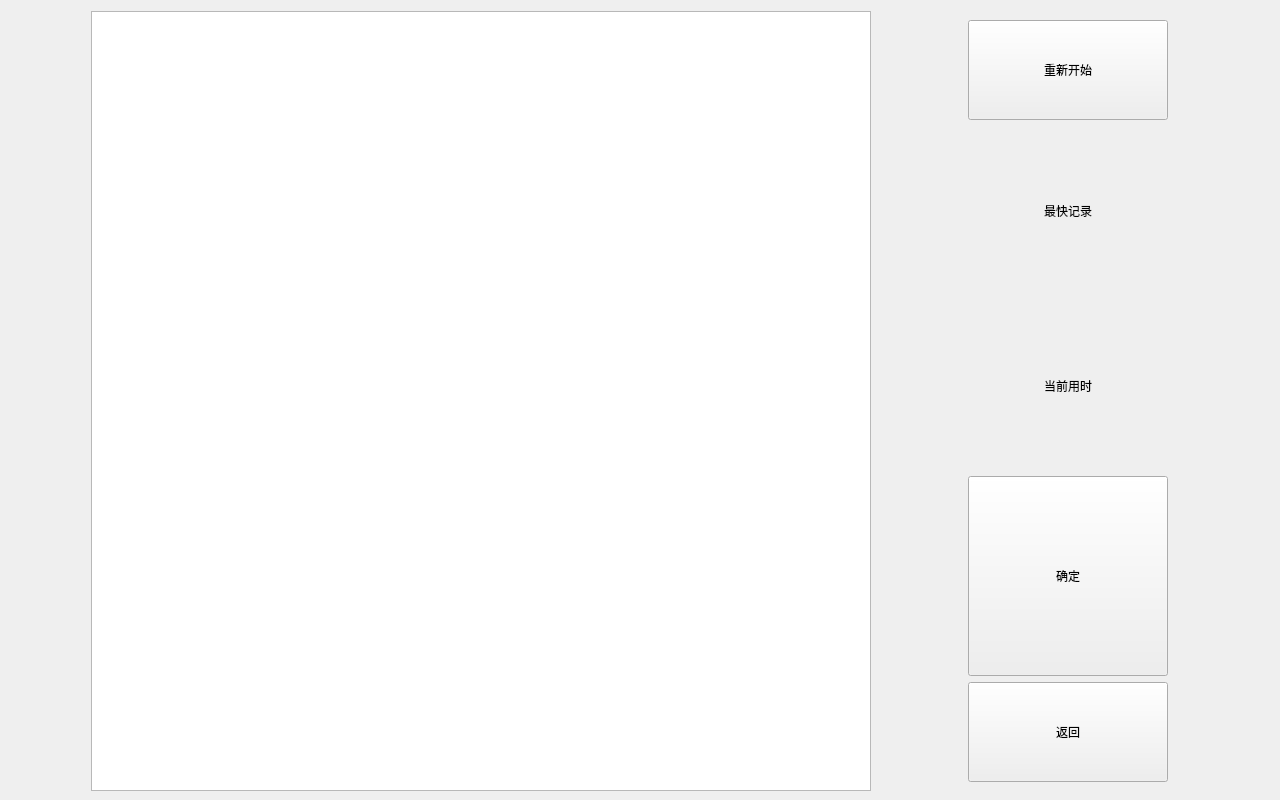
Old version of the form Source/Forms/gameplay.ui in the repository wutongshufqw/Game.
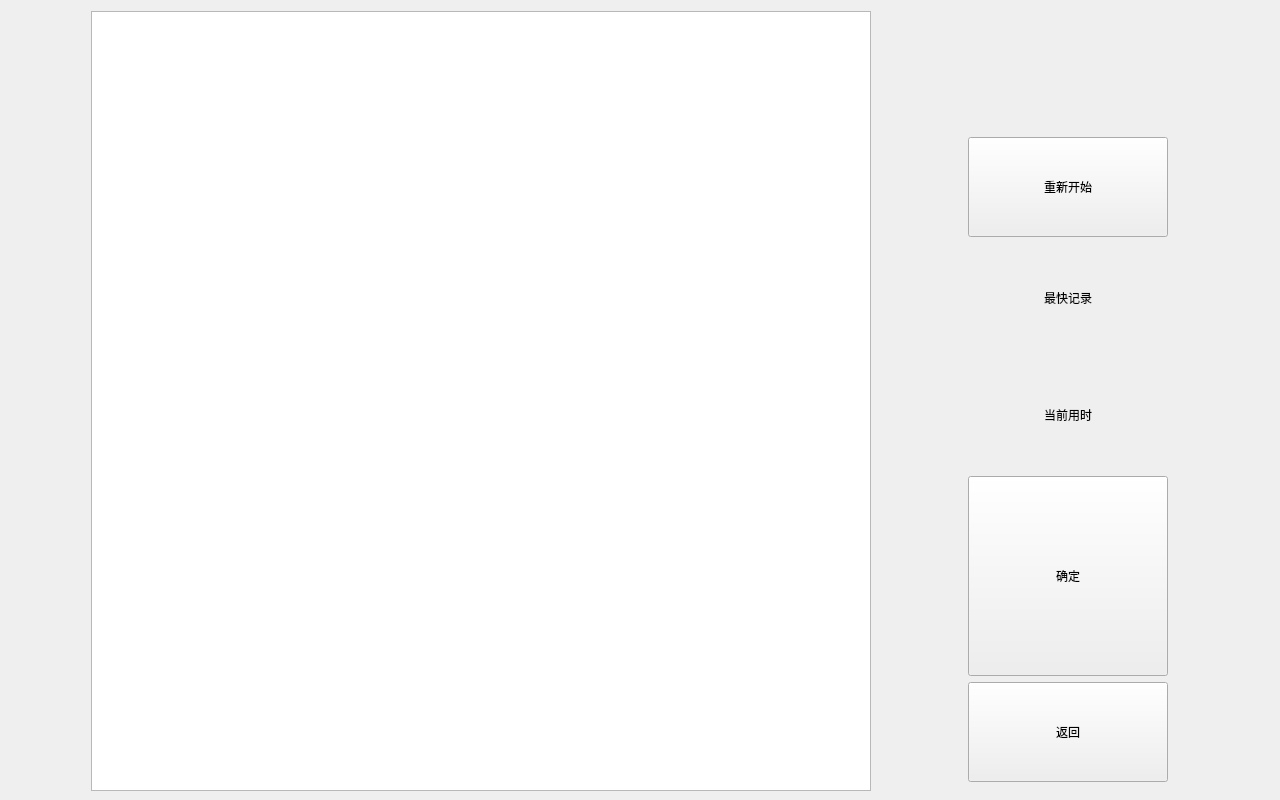
New version of the form.

What changed in the file:
```diff
--- a/Source/Forms/gameplay.ui
+++ b/Source/Forms/gameplay.ui
@@ -68,6 +68,16 @@
                         <property name="bottomMargin">
                             <number>10</number>
                         </property>
+      <item>
+       <widget class="QLabel" name="level">
+        <property name="text">
+         <string/>
+        </property>
+        <property name="alignment">
+         <set>Qt::AlignCenter</set>
+        </property>
+       </widget>
+      </item>
                         <item>
                             <widget class="QPushButton" name="restart">
                                 <property name="sizePolicy">
```
Left out of the diff: 2 changed lines with no effect on the pictures. Lines whose indentation alone changed are shown as unchanged.
